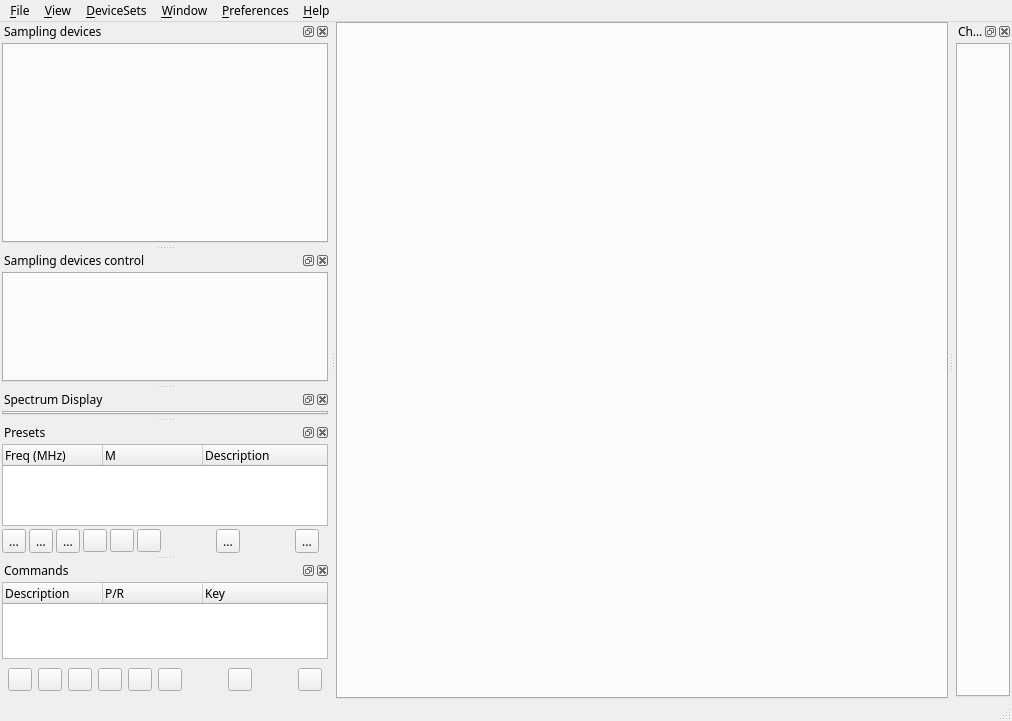
Old version of the form sdrgui/mainwindow.ui in the repository f4exb/sdrangel.
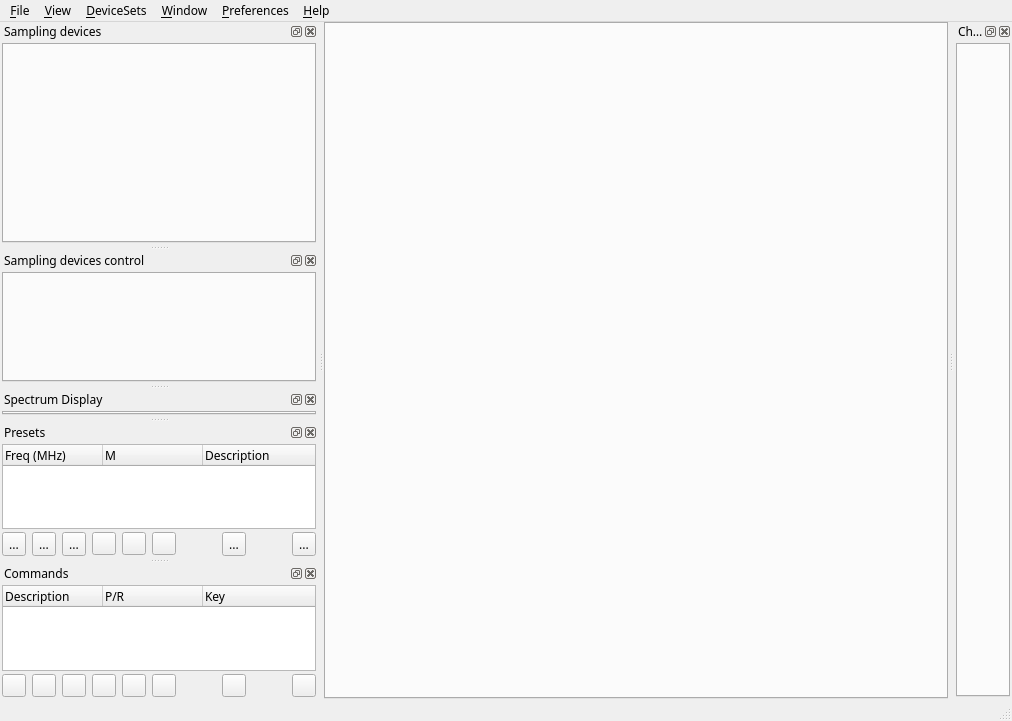
New version of the form. Icons and pictures are not drawn. Custom widgets are drawn as their Qt base class.

Commit message: Commands and presets GUI: changed view details

Diff of the .ui file:
```diff
--- a/sdrgui/mainwindow.ui
+++ b/sdrgui/mainwindow.ui
@@ -301,8 +301,11 @@
    <attribute name="dockWidgetArea">
     <number>1</number>
    </attribute>
-   <widget class="QWidget" name="dockWidgetContents">
-    <layout class="QGridLayout" name="gridLayout_6">
+   <widget class="QWidget" name="presetsDockWidget">
+    <layout class="QVBoxLayout" name="verticalLayout_6">
+     <property name="spacing">
+      <number>3</number>
+     </property>
      <property name="leftMargin">
       <number>2</number>
      </property>
@@ -315,10 +318,63 @@
      <property name="bottomMargin">
       <number>2</number>
      </property>
-     <property name="spacing">
-      <number>3</number>
-     </property>
-     <item row="5" column="2">
+     <item>
+      <widget class="QTreeWidget" name="presetTree">
+       <property name="indentation">
+        <number>10</number>
+       </property>
+       <property name="allColumnsShowFocus">
+        <bool>true</bool>
+       </property>
+       <attribute name="headerMinimumSectionSize">
+        <number>5</number>
+       </attribute>
+       <column>
+        <property name="text">
+         <string>Freq (MHz)</string>
+        </property>
+        <property name="toolTip">
+         <string>Center frequency in MHz</string>
+        </property>
+       </column>
+       <column>
+        <property name="text">
+         <string>M</string>
+        </property>
+        <property name="toolTip">
+         <string>Mode: R: Rx or source, T: Tx or sink</string>
+        </property>
+       </column>
+       <column>
+        <property name="text">
+         <string>Description</string>
+        </property>
+       </column>
+      </widget>
+     </item>
+     <item>
+      <layout class="QHBoxLayout" name="presetsControl">
+       <item>
+        <widget class="QToolButton" name="presetSave">
+         <property name="toolTip">
+          <string>Save current settings as new preset</string>
+         </property>
+         <property name="text">
+          <string>...</string>
+         </property>
+         <property name="icon">
+          <iconset resource="resources/res.qrc">
+           <normaloff>:/create.png</normaloff>:/create.png</iconset>
+         </property>
+         <property name="iconSize">
+          <size>
+           <width>16</width>
+           <height>16</height>
+          </size>
+         </property>
+        </widget>
+       </item>
+       <item>
       <widget class="QToolButton" name="presetUpdate">
        <property name="toolTip">
         <string>Update selected preset with current settings</string>
@@ -338,7 +394,27 @@
        </property>
       </widget>
      </item>
-     <item row="5" column="4">
+       <item>
+        <widget class="QToolButton" name="settingsSave">
+         <property name="toolTip">
+          <string>Save the current settings (inc. presets)</string>
+         </property>
+         <property name="text">
+          <string>...</string>
+         </property>
+         <property name="icon">
+          <iconset resource="resources/res.qrc">
+           <normaloff>:/save.png</normaloff>:/save.png</iconset>
+         </property>
+         <property name="iconSize">
+          <size>
+           <width>16</width>
+           <height>16</height>
+          </size>
+         </property>
+        </widget>
+       </item>
+       <item>
       <widget class="QToolButton" name="presetEdit">
        <property name="toolTip">
         <string>Edit preset details</string>
@@ -352,7 +428,7 @@
        </property>
       </widget>
      </item>
-     <item row="5" column="5">
+       <item>
       <widget class="QToolButton" name="presetExport">
        <property name="toolTip">
         <string>Export current preset to file</string>
@@ -366,87 +442,7 @@
        </property>
       </widget>
      </item>
-     <item row="5" column="7">
-      <spacer name="horizontalSpacer_2">
-       <property name="orientation">
-        <enum>Qt::Horizontal</enum>
-       </property>
-       <property name="sizeHint" stdset="0">
-        <size>
-         <width>40</width>
-         <height>20</height>
-        </size>
-       </property>
-      </spacer>
-     </item>
-     <item row="5" column="9">
-      <spacer name="horizontalSpacer">
-       <property name="orientation">
-        <enum>Qt::Horizontal</enum>
-       </property>
-       <property name="sizeHint" stdset="0">
-        <size>
-         <width>40</width>
-         <height>20</height>
-        </size>
-       </property>
-      </spacer>
-     </item>
-     <item row="5" column="3">
-      <widget class="QToolButton" name="settingsSave">
-       <property name="toolTip">
-        <string>Save the current settings (inc. presets)</string>
-       </property>
-       <property name="text">
-        <string>...</string>
-       </property>
-       <property name="icon">
-        <iconset resource="resources/res.qrc">
-         <normaloff>:/save.png</normaloff>:/save.png</iconset>
-       </property>
-       <property name="iconSize">
-        <size>
-         <width>16</width>
-         <height>16</height>
-        </size>
-       </property>
-      </widget>
-     </item>
-     <item row="1" column="1" rowspan="2" colspan="13">
-      <widget class="QTreeWidget" name="presetTree">
-       <property name="indentation">
-        <number>10</number>
-       </property>
-       <property name="allColumnsShowFocus">
-        <bool>true</bool>
-       </property>
-       <attribute name="headerMinimumSectionSize">
-        <number>5</number>
-       </attribute>
-       <column>
-        <property name="text">
-         <string>Freq (MHz)</string>
-        </property>
-        <property name="toolTip">
-         <string>Center frequency in MHz</string>
-        </property>
-       </column>
-       <column>
-        <property name="text">
-         <string>M</string>
-        </property>
-        <property name="toolTip">
-         <string>Mode: R: Rx or source, T: Tx or sink</string>
-        </property>
-       </column>
-       <column>
-        <property name="text">
-         <string>Description</string>
-        </property>
-       </column>
-      </widget>
-     </item>
-     <item row="5" column="6">
+       <item>
       <widget class="QToolButton" name="presetImport">
        <property name="toolTip">
         <string>Import preset from file into current group</string>
@@ -460,8 +456,21 @@
        </property>
       </widget>
      </item>
-     <item row="5" column="1">
-      <widget class="QToolButton" name="presetSave">
+       <item>
+        <spacer name="horizontalSpacer">
+         <property name="orientation">
+          <enum>Qt::Horizontal</enum>
+         </property>
+         <property name="sizeHint" stdset="0">
+          <size>
+           <width>40</width>
+           <height>20</height>
+          </size>
+         </property>
+        </spacer>
+       </item>
+       <item>
+        <widget class="QToolButton" name="presetDelete">
        <property name="toolTip">
         <string>Save current settings as new preset</string>
        </property>
@@ -480,7 +489,20 @@
        </property>
       </widget>
      </item>
-     <item row="5" column="10">
+       <item>
+        <spacer name="horizontalSpacer_2">
+         <property name="orientation">
+          <enum>Qt::Horizontal</enum>
+         </property>
+         <property name="sizeHint" stdset="0">
+          <size>
+           <width>40</width>
+           <height>20</height>
+          </size>
+         </property>
+        </spacer>
+       </item>
+       <item>
       <widget class="QToolButton" name="presetLoad">
        <property name="toolTip">
         <string>Load selected preset</string>
@@ -500,25 +522,7 @@
        </property>
       </widget>
      </item>
-     <item row="5" column="8">
-      <widget class="QToolButton" name="presetDelete">
-       <property name="toolTip">
-        <string>Delete selected preset</string>
-       </property>
-       <property name="text">
-        <string>...</string>
-       </property>
-       <property name="icon">
-        <iconset resource="resources/res.qrc">
-         <normaloff>:/bin.png</normaloff>:/bin.png</iconset>
-       </property>
-       <property name="iconSize">
-        <size>
-         <width>16</width>
-         <height>16</height>
-        </size>
-       </property>
-      </widget>
+      </layout>
      </item>
     </layout>
    </widget>
@@ -617,18 +621,6 @@
      </item>
      <item>
       <layout class="QHBoxLayout" name="commandsControl">
-       <property name="leftMargin">
-        <number>6</number>
-       </property>
-       <property name="topMargin">
-        <number>6</number>
-       </property>
-       <property name="rightMargin">
-        <number>6</number>
-       </property>
-       <property name="bottomMargin">
-        <number>6</number>
-       </property>
        <item>
         <widget class="QToolButton" name="commandNew">
          <property name="toolTip">
```
Left out of the diff: 5 changed lines with no effect on the pictures. Lines whose indentation alone changed are shown as unchanged. The commit also changes 1 other file.
